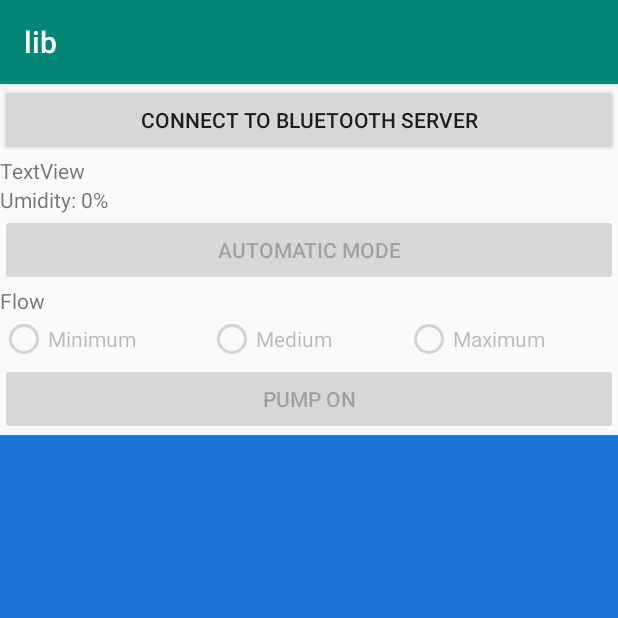
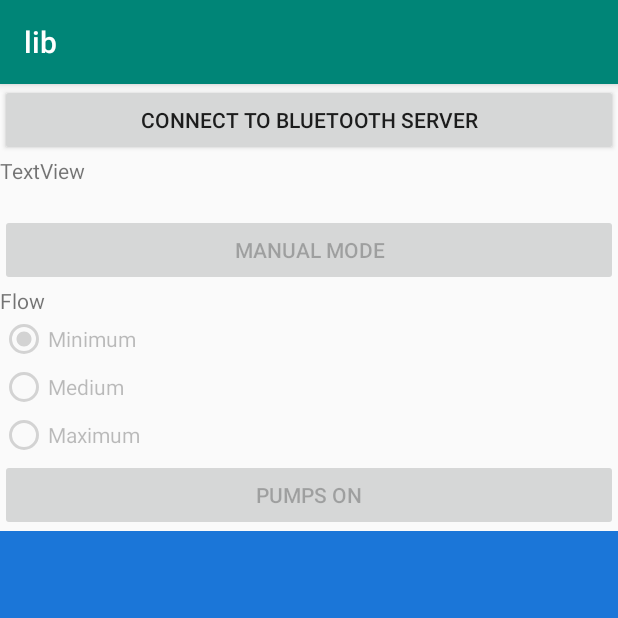
Before and after one commit to whitezeta97/SmartGreenHouse, an Android app: the screen it shows after launch (MainActivity), on a phone screen of 412 x 824 dp, the top half of it. Run offline under Robolectric (Android 15) with nearby library versions, the phone set to English and light mode, and no system bars.

Commit message:
sgh-mobile-app: improve

```diff
--- a/src/sgh-mobile-app/app/src/main/res/layout/activity_main.xml
+++ b/src/sgh-mobile-app/app/src/main/res/layout/activity_main.xml
@@ -29,19 +29,19 @@
             tools:text="Status : not connected" />
 
         <TextView
-            android:id="@+id/umidityLabel"
+            android:id="@+id/humidityLabel"
             android:layout_width="match_parent"
-            android:layout_height="wrap_content"
-            android:text="Umidity: 0%" />
+            android:layout_height="wrap_content" />
 
         <Button
             android:id="@+id/btnMode"
             android:layout_width="match_parent"
             android:layout_height="wrap_content"
             android:enabled="false"
-            android:text="Automatic Mode" />
+            android:text="Manual Mode" />
 
         <RadioGroup
+            android:id="@+id/rdbGroup"
             android:layout_width="match_parent"
             android:layout_height="wrap_content">
 
@@ -53,16 +53,12 @@
                 android:gravity="center"
                 android:text="Flow" />
 
-            <LinearLayout
-                android:layout_width="match_parent"
-                android:layout_height="match_parent"
-                android:orientation="horizontal">
-
             <RadioButton
                 android:id="@+id/rbMinimumFlow"
                 android:layout_width="wrap_content"
                 android:layout_height="wrap_content"
                 android:layout_weight="1"
+                android:checked="true"
                 android:enabled="false"
                 android:text="Minimum" />
 
@@ -81,16 +77,15 @@
                 android:layout_weight="1"
                 android:enabled="false"
                 android:text="Maximum" />
-            </LinearLayout>
 
         </RadioGroup>
 
         <Button
-            android:id="@+id/btnPump"
+            android:id="@+id/btnPumps"
             android:layout_width="match_parent"
             android:layout_height="wrap_content"
             android:enabled="false"
-            android:text="Pump on" />
+            android:text="Pumps on" />
 
         <ListView
             android:id="@+id/lstLista"
--- a/src/sgh-mobile-app/lib/src/main/java/unibo/lib/utils/C.java
+++ b/src/sgh-mobile-app/lib/src/main/java/unibo/lib/utils/C.java
@@ -9,7 +9,7 @@ public class C {
     }
 
     public class message {
-        public static final char MESSAGE_TERMINATOR = '\n';
+        public static final char MESSAGE_TERMINATOR = '.';
     }
 
     public class emulator {
```
Also changed, not shown: src/sgh-mobile-app/app/src/main/java/unibo/mobileapp/MainActivity.java (+64 -80 lines), src/sgh-mobile-app/app/src/main/java/unibo/mobileapp/utils/C.java (+21 -0 lines), src/sgh-mobile-app/lib/src/main/java/unibo/lib/RealBluetoothChannel.java (+1 -16 lines). Lines whose indentation alone changed are shown as unchanged.
